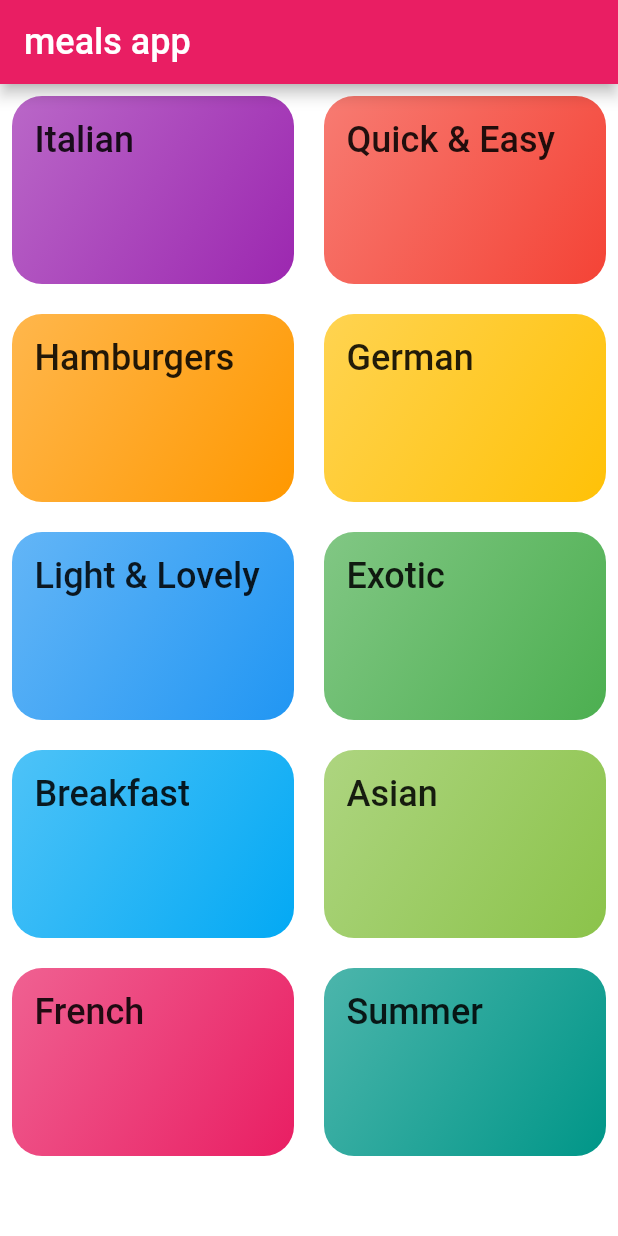
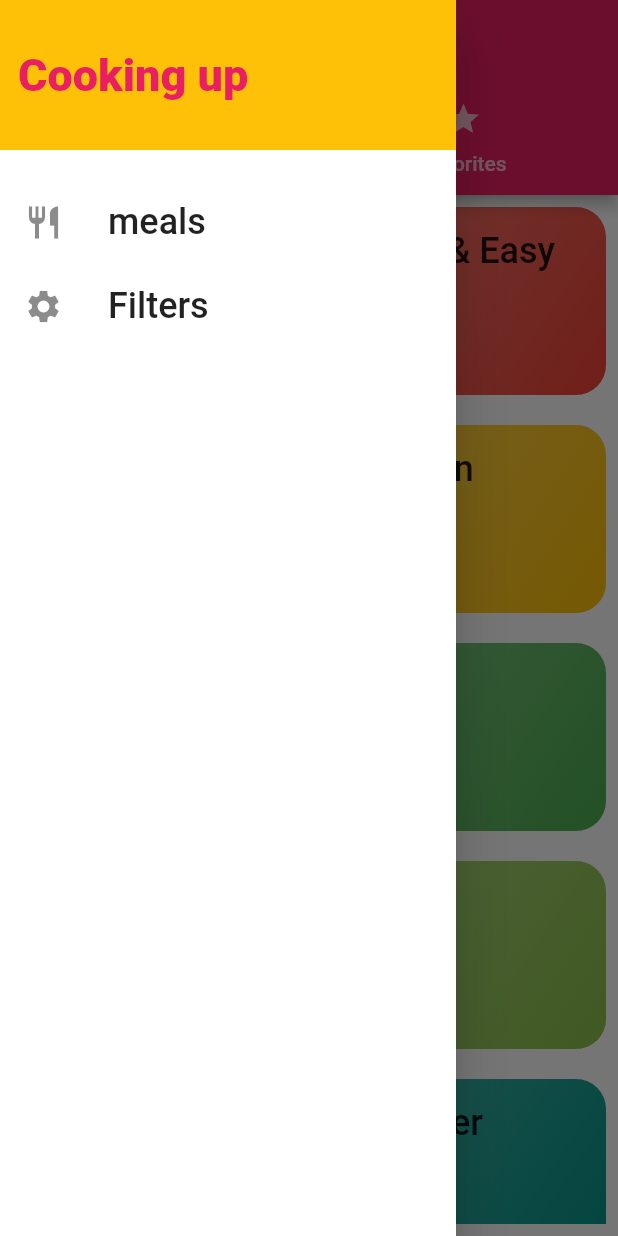
Before and after one commit to anovazzi1/meals_app, a Flutter app: the screen it shows after launch, with the side drawer open (before the commit the screen has no drawer), on a phone screen of 412 x 824 dp. Run offline on Flutter 3.47's test engine with Material 2 defaults, Android fonts, the phone set to English and light mode, and no system bars; Roboto replaces fonts that are missing (Raleway).

Commit message:
drawer and tabs logic implemented

```diff
--- a/lib/categories_screen.dart
+++ b/lib/categories_screen.dart
@@ -7,12 +7,14 @@ class CategoriesScreen extends StatelessWidget {
 
   @override
   Widget build(BuildContext context) {
-    return Padding(
-      padding: const EdgeInsets.all(8.0),
-      child: GridView(
-        gridDelegate: SliverGridDelegateWithMaxCrossAxisExtent(
-            maxCrossAxisExtent: 200, childAspectRatio: 1.5,crossAxisSpacing: 20,mainAxisSpacing: 20),
-        children: [...DUMMY_CATEGORIES.map((e) => CategoryItem(e.id, e.title, e.color)).toList()],
+    return Container(
+      child: Padding(
+        padding: const EdgeInsets.all(8.0),
+        child: GridView(
+          gridDelegate: SliverGridDelegateWithMaxCrossAxisExtent(
+              maxCrossAxisExtent: 200, childAspectRatio: 1.5,crossAxisSpacing: 20,mainAxisSpacing: 20),
+          children: [...DUMMY_CATEGORIES.map((e) => CategoryItem(e.id, e.title, e.color)).toList()],
+        ),
       ),
     );
   }
--- /dev/null
+++ b/lib/favorite_screen.dart
@@ -0,0 +1,9 @@
+import 'package:flutter/material.dart';
+class FavoritesScreen extends StatelessWidget {
+  const FavoritesScreen({Key? key}) : super(key: key);
+
+  @override
+  Widget build(BuildContext context) {
+    return Center(child: Text("test"),);
+  }
+}
--- /dev/null
+++ b/lib/filters_screen.dart
@@ -0,0 +1,15 @@
+import 'package:flutter/material.dart';
+import 'package:meals_app/main_drawer.dart';
+
+class FilterScreen extends StatelessWidget {
+  const FilterScreen({Key? key}) : super(key: key);
+  static const RouteName = "FilterScreen";
+
+  @override
+  Widget build(BuildContext context) {
+    return Scaffold(
+      appBar: AppBar(title: Text("filters"),),
+      drawer: MainDrawer(),
+    );
+  }
+}
--- a/lib/main.dart
+++ b/lib/main.dart
@@ -1,7 +1,9 @@
 import 'package:flutter/material.dart';
 import 'package:meals_app/categories_screen.dart';
 import 'package:meals_app/category_meals_screen.dart';
+import 'package:meals_app/filters_screen.dart';
 import 'package:meals_app/models/meal_detail_screen.dart';
+import 'package:meals_app/tabs_screen.dart';
 import 'package:meals_app/themeConfig.dart';
 
 void main() => runApp(MyApp());
@@ -12,16 +14,13 @@ class MyApp extends StatelessWidget {
     return MaterialApp(
       title: 'DayliMeals',
       routes: {
+        '/': (context)=>TabsScreen(),
         CategoryMealsScreen.RouteName: (context)=> CategoryMealsScreen(),
-        MealDetailScreen.mealRoute: (context) => MealDetailScreen()
+        MealDetailScreen.mealRoute: (context) => MealDetailScreen(),
+        FilterScreen.RouteName: (context) => FilterScreen()
       },
 
       theme: theme.copyWith(colorScheme: theme.colorScheme.copyWith(secondary: Colors.amber)),
-      home: Scaffold(
-        body: CategoriesScreen(),
-
-        appBar: AppBar(title: const Text("meals app"),),
-      ),
     );
   }
 }
--- /dev/null
+++ b/lib/main_drawer.dart
@@ -0,0 +1,60 @@
+import 'package:flutter/material.dart';
+import 'package:meals_app/filters_screen.dart';
+import 'package:meals_app/tabs_screen.dart';
+
+class MainDrawer extends StatelessWidget {
+  const MainDrawer({Key? key}) : super(key: key);
+
+  @override
+  Widget build(BuildContext context) {
+    return Drawer(
+      child: Column(
+        children: [
+          Container(
+            color: Theme.of(context).colorScheme.secondary,
+            height: 100,
+            width: double.infinity,
+            padding: EdgeInsets.all(12),
+            alignment: Alignment.centerLeft,
+            child: Text(
+              "Cooking up",
+              style: TextStyle(
+                  fontWeight: FontWeight.w900,
+                  fontSize: 30,
+                  color: Theme.of(context).primaryColor),
+            ),
+          ),
+          SizedBox(
+            height: 20,
+          ),
+          ListTile(
+            leading: Icon(
+              Icons.restaurant,
+              size: 26,
+            ),
+            title: Text(
+              "meals",
+              style: Theme.of(context).textTheme.headline6,
+            ),
+            onTap: (){
+              Navigator.of(context).pushReplacementNamed("/");
+            },
+          ),
+          ListTile(
+            leading: Icon(
+              Icons.settings,
+              size: 26,
+            ),
+            title: Text(
+              "Filters",
+              style: Theme.of(context).textTheme.headline6,
+            ),
+            onTap: (){
+              Navigator.of(context).pushReplacementNamed(FilterScreen.RouteName);
+            },
+          )
+        ],
+      ),
+    );
+  }
+}
--- /dev/null
+++ b/lib/tabs_screen.dart
@@ -0,0 +1,43 @@
+import 'package:flutter/material.dart';
+import 'package:meals_app/categories_screen.dart';
+import 'package:meals_app/main_drawer.dart';
+
+import 'favorite_screen.dart';
+
+class TabsScreen extends StatefulWidget {
+  const TabsScreen({Key? key}) : super(key: key);
+
+  @override
+  _TabsScreenState createState() => _TabsScreenState();
+}
+
+class _TabsScreenState extends State<TabsScreen> {
+  @override
+  Widget build(BuildContext context) {
+    return DefaultTabController(
+        length: 2, //number of tabs
+        child: Scaffold(
+          appBar: AppBar(
+            title: Text('Meals App'),
+            bottom: TabBar(
+              tabs: [
+                Tab(
+                  icon: Icon(Icons.category),
+                  text: "Category",
+                ),
+                Tab(
+                  icon: Icon(Icons.star),
+                  text: "Favorites",
+                )
+              ], //the two tabs we selected
+            ),
+          ),
+          body: TabBarView(children: [
+            CategoriesScreen(),
+            FavoritesScreen()
+          ],),
+        drawer: MainDrawer(),
+        ),
+    );
+  }
+}
```
